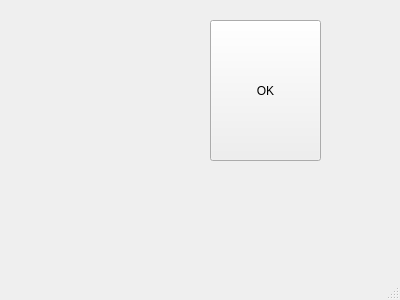
This is mainwindow.ui in cgiroux527/PROJET_HOCKEY_SIMULATOR as Qt 5 draws it before an edit. The edited form follows.
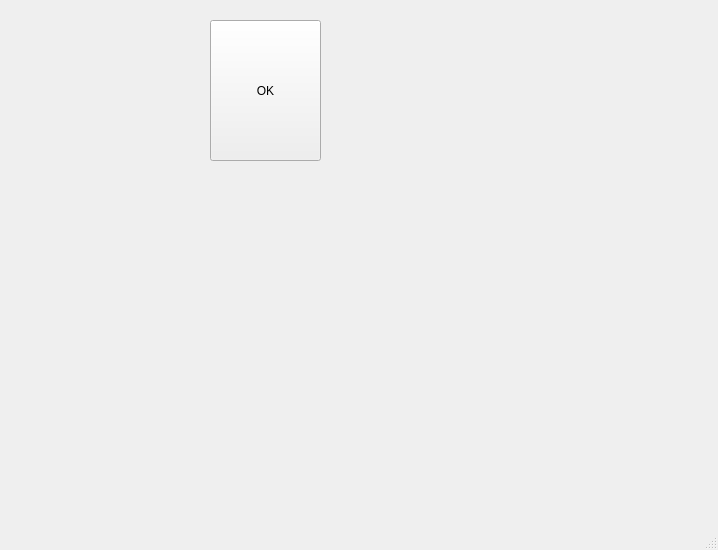
This is the edited form.

The edit to the form file:
```diff
--- a/mainwindow.ui
+++ b/mainwindow.ui
@@ -6,8 +6,8 @@
    <rect>
     <x>0</x>
     <y>0</y>
-    <width>400</width>
-    <height>300</height>
+    <width>718</width>
+    <height>550</height>
    </rect>
   </property>
   <property name="windowTitle">
```
Left out of the diff: 4 changed lines with no effect on the pictures.
